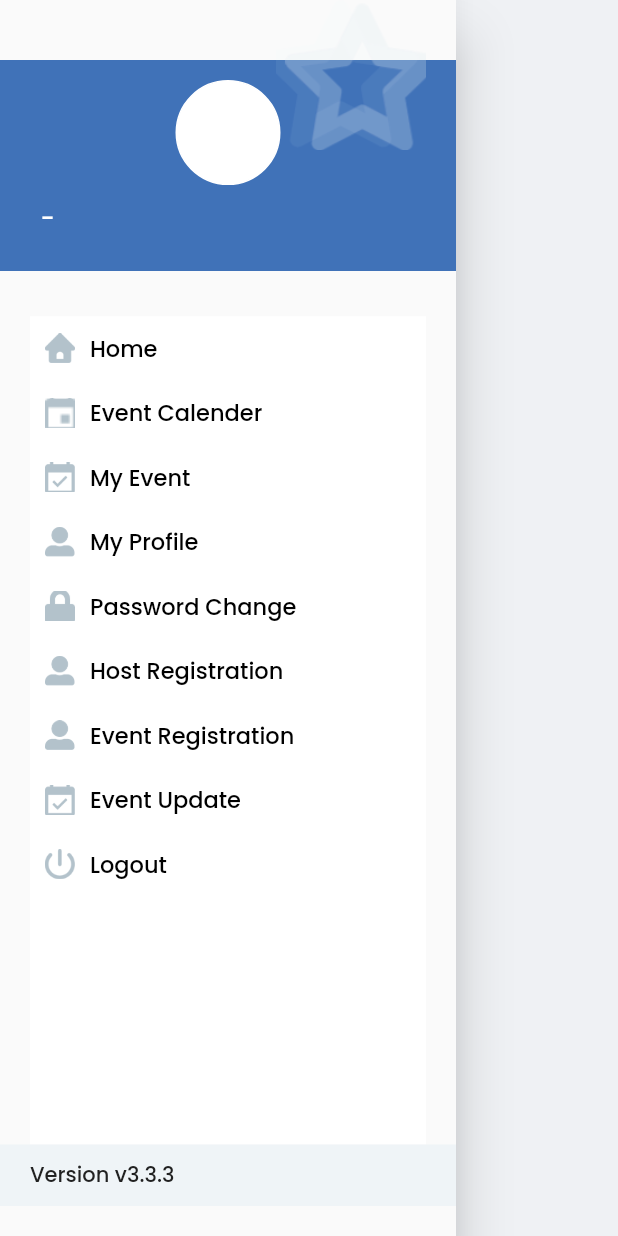
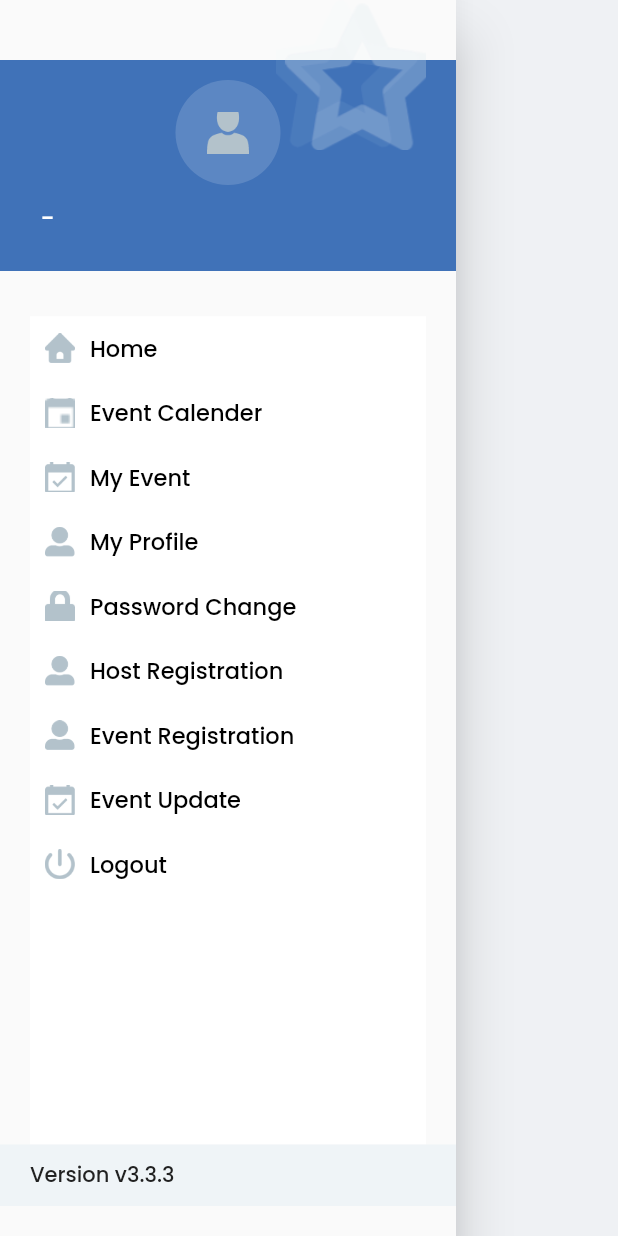
Before and after one commit to janakaecom/eventzMobile, a Flutter app: the AppDrawer widget shown alone on an empty page, opened directly, on a phone screen of 412 x 824 dp. Run offline on Flutter 3.47's test engine with Material 2 defaults, Android fonts, the light colour scheme and no system bars; our stand-ins replace connectivity, dio, firebase_core, firebase_storage, flutter_svg, get and 4 more; missing offline and left inert: country_calling_code_picker; accounts and stored records are empty; network calls fail.

Commit message:
- Side bar profile photo uodated / host registration box added

```diff
--- a/lib/model/login_response.dart
+++ b/lib/model/login_response.dart
@@ -22,6 +22,7 @@ class Result {
   String firstName;
   String lastName;
   String userName;
+  String profilePicUrl;
   Null password;
   int userTypeIdx;
   String mobileNo;
@@ -34,6 +35,7 @@ class Result {
       this.firstName,
       this.lastName,
       this.userName,
+        this.profilePicUrl,
       this.password,
       this.userTypeIdx,
       this.mobileNo,
@@ -43,6 +45,7 @@ class Result {
 
   Result.fromJson(Map<String, dynamic> json) {
     userIdx = json['userIdx'];
+    profilePicUrl = json['profilePicURL'];
     firstName = json['firstName'];
     lastName = json['lastName'];
     userName = json['userName'];
@@ -57,6 +60,7 @@ class Result {
   Map<String, dynamic> toJson() {
     final Map<String, dynamic> data = new Map<String, dynamic>();
     data['userIdx'] = this.userIdx;
+    data['profilePicURL'] = this.profilePicUrl;
     data['firstName'] = this.firstName;
     data['lastName'] = this.lastName;
     data['userName'] = this.userName;
--- a/lib/view/forms/event_registration_step1.dart
+++ b/lib/view/forms/event_registration_step1.dart
@@ -291,7 +291,7 @@ class _EventRegistrationStep1State extends State<EventRegistrationStep1>
                         Container(
                           height: 40,
                           decoration: BoxDecoration(
-                              borderRadius: BorderRadius.circular(5),
+                              borderRadius: BorderRadius.circular(10),
                               border: Border.all(
                                   color: AppColors.TextGray.withOpacity(0.5),
                                   width: 1.5)),
@@ -324,7 +324,7 @@ class _EventRegistrationStep1State extends State<EventRegistrationStep1>
                                   setState(
                                     () {
                                       _hostDropDownValue = val.hostName;
-                                      hostIdx = int.parse(val.countryCodeId);
+                                      hostIdx = int.parse(val.countryIdx);
                                     },
                                   );
                                 },
@@ -421,7 +421,7 @@ class _EventRegistrationStep1State extends State<EventRegistrationStep1>
                         Container(
                           height: 40,
                           decoration: BoxDecoration(
-                              borderRadius: BorderRadius.circular(5),
+                              borderRadius: BorderRadius.circular(10),
                               border: Border.all(
                                   color: AppColors.TextGray.withOpacity(0.5),
                                   width: 1.5)),
--- a/lib/view/forms/event_registration_step2.dart
+++ b/lib/view/forms/event_registration_step2.dart
@@ -231,7 +231,7 @@ class _EventRegistrationStep2State extends State<EventRegistrationStep2> {
                       child: Container(
                         height: 40,
                         decoration: BoxDecoration(
-                            borderRadius: BorderRadius.circular(5),
+                            borderRadius: BorderRadius.circular(10),
                             border: Border.all(
                                 color: AppColors.TextGray.withOpacity(0.5),
                                 width: 1.5)),
@@ -372,16 +372,19 @@ class _EventRegistrationStep2State extends State<EventRegistrationStep2> {
                               contentPadding: EdgeInsets.symmetric(
                                   vertical: 10.0, horizontal: 10.0),
                               border: OutlineInputBorder(
+                                borderRadius: BorderRadius.circular(10),
                                 borderSide: BorderSide(
                                     color: AppColors.TextGray.withOpacity(0.5),
                                     width: 1.5),
                               ),
                               enabledBorder: OutlineInputBorder(
+                                borderRadius: BorderRadius.circular(10),
                                 borderSide: BorderSide(
                                     color: AppColors.TextGray.withOpacity(0.5),
                                     width: 1.5),
                               ),
                               focusedBorder: OutlineInputBorder(
+                                borderRadius: BorderRadius.circular(10),
                                 borderSide: BorderSide(
                                     color: AppColors.TextGray.withOpacity(0.5),
                                     width: 1.5),
--- a/lib/view/login/forget_pw_otp_resend.dart
+++ b/lib/view/login/forget_pw_otp_resend.dart
@@ -83,7 +83,7 @@ class _ForgetPWOtpResendState extends State<ForgetPWOtpResend> with BaseUI {
                     readOnly: false,
                     // validator: validatePassword,
                     hint: 'Please enter mobile number',
-                    maxLength: 6,
+                    // maxLength: 6,
                     textController: mobileController,
                     inputType: TextInputType.number,
                     // onChanged: passwordValidationCheck
--- a/lib/view/widget/app_drawer.dart
+++ b/lib/view/widget/app_drawer.dart
@@ -1,8 +1,12 @@
+import 'dart:convert';
+
 import 'package:eventz/configs/colors.dart';
 import 'package:eventz/configs/fonts.dart';
 import 'package:eventz/configs/images.dart';
 import 'package:eventz/model/login_response.dart';
 import 'package:eventz/utils/constants.dart';
+import '../../model/error_response.dart';
+import '../../model/get_user_response.dart' as ur;
 import 'package:eventz/utils/shared_storage.dart';
 import 'package:eventz/view/dashboard/dashboard.dart';
 import 'package:eventz/view/login/login_view.dart';
@@ -14,6 +18,8 @@ import 'package:flutter/material.dart';
 import 'package:flutter/rendering.dart';
 import 'package:get/get.dart';
 
+import '../../model/get_user_response.dart';
+import '../BaseUI.dart';
 import '../forms/event_registration_step1.dart';
 import '../forms/host_registrations.dart';
 import '../forms/update_events.dart';
@@ -23,10 +29,11 @@ class AppDrawer extends StatefulWidget {
   _AppDrawerState createState() => _AppDrawerState();
 }
 
-class _AppDrawerState extends State<AppDrawer> {
+class _AppDrawerState extends State<AppDrawer> with BaseUI {
   SharedPref sharedPref = SharedPref();
   String _userName = "";
-  LoginResponse loginResponse ;
+  String imageUrl = "";
+  ur.Result profileData;
 
   @override
   void initState() {
@@ -74,15 +81,50 @@ class _AppDrawerState extends State<AppDrawer> {
 
   getProfileInfo() async {
     try {
-      LoginResponse profileData =
-          LoginResponse.fromJson(await sharedPref.read(ShardPrefKey.USER));
-      setState(() {
+      LoginResponse profileData = LoginResponse.fromJson(await sharedPref.read(ShardPrefKey.USER));
+      setState(() async {
         _userName = profileData.result.firstName + " " + profileData.result.lastName;
+        await getUser(profileData.result.userIdx);
       });
     } catch (Excepetion) {
       print(Excepetion.toString());
     }
   }
+
+
+  ///get my profile details from API
+  Future getUser(int userIdx) async {
+    await apiService.check().then((check) {
+      showProgressbar(context);
+      if (check) {
+        apiService.getUserProfile(userIdx).then((value) async {
+          hideProgressbar(context);
+
+          if (value.statusCode == 200) {
+            GetUserResponse responseData = GetUserResponse.fromJson(json.decode(value.body));
+            setState(() {
+              profileData = responseData.result;
+              imageUrl = profileData.profilePicURL;
+            });
+          } else {
+            ErrorResponse responseData = ErrorResponse.fromJson(json.decode(value.body));
+            // hideProgressbar(context);
+            Get.snackbar('error'.tr, responseData.message,
+                colorText: AppColors.textRed,
+                snackPosition: SnackPosition.TOP,
+                borderRadius: 0,
+                borderWidth: 2,
+                margin: EdgeInsets.only(left: 20, right: 20, top: 30),
+                backgroundColor: AppColors.bgGreyLight);
+          }
+        });
+      } else {
+        hideProgressbar(context);
+        helper.showAlertView(context, 'no_internet'.tr, () {}, 'ok'.tr);
+      }
+    });
+  }
+
 
   appDrawerHeader() {
     return SizedBox(
@@ -127,17 +169,44 @@ class _AppDrawerState extends State<AppDrawer> {
                 child: Container(),
                 flex: 1,
               ),
+              // Container(
+              //   margin: const EdgeInsets.only(top: 0, right: 0),
+              //   decoration: BoxDecoration(
+              //       color: AppColors.kWhite,
+              //       border: Border.all(
+              //         color: AppColors.kWhite,
+              //       ),
+              //       borderRadius: BorderRadius.all(Radius.circular(40))),
+              //   alignment: Alignment.topRight,
+              //   height: 70,
+              //   width: 70,
+              // ),
+              imageUrl == null || imageUrl == "" ?
               Container(
-                margin: const EdgeInsets.only(top: 0, right: 0),
-                decoration: BoxDecoration(
-                    color: AppColors.kWhite,
-                    border: Border.all(
-                      color: AppColors.kWhite,
-                    ),
-                    borderRadius: BorderRadius.all(Radius.circular(40))),
-                alignment: Alignment.topRight,
                 height: 70,
                 width: 70,
+                decoration: BoxDecoration(
+                    color: Colors.white.withOpacity(0.15),
+                    borderRadius: BorderRadius.circular(60)
+                ),
+                child: Center(
+                    child:
+                    Image.asset(
+                      menuUser,
+                      width: 28,
+                      height: 28,
+                      fit: BoxFit.cover,
+                    )
+                ),
+              ):
+              ClipRRect(
+                borderRadius: BorderRadius.circular(60),
+                child: Image.network(
+                  imageUrl,
+                  width: 85,
+                  height: 85,
+                  fit: BoxFit.cover,
+                ),
               ),
               Padding(
                 padding: EdgeInsets.only(right: 0, top: 10),
@@ -156,18 +225,6 @@ class _AppDrawerState extends State<AppDrawer> {
                     ),
                   ),
                 ),
-                // FLText(
-                //   // displayText: "dd",
-                //   displayText: _userName != null
-                //       ? _userName != ''
-                //           ? _userName
-                //           : "-"
-                //       : "-",
-                //   textColor: AppColors.kWhite,
-                //   setToWidth: false,
-                //   textSize: AppFonts.textFieldFontSize16,
-                //   textAlign: TextAlign.center,
-                // ),
               ),
               Expanded(
                 child: Container(),
```
Also changed, not shown: lib/view/forms/event_registration_step3.dart (+9 -3 lines), lib/view/forms/host_registrations.dart (+20 -6 lines).
